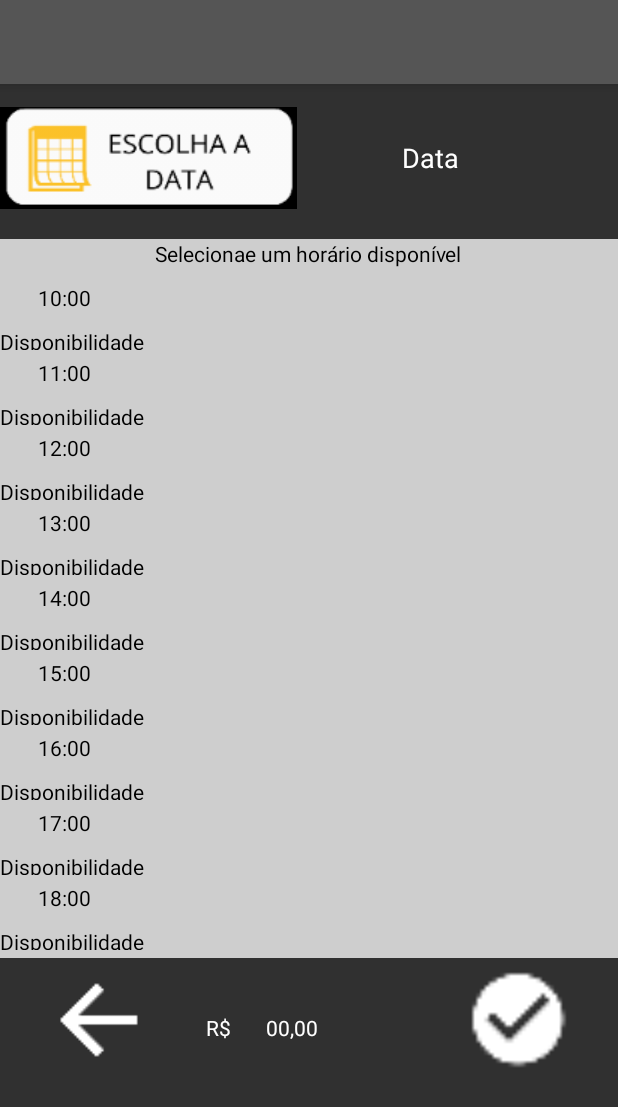
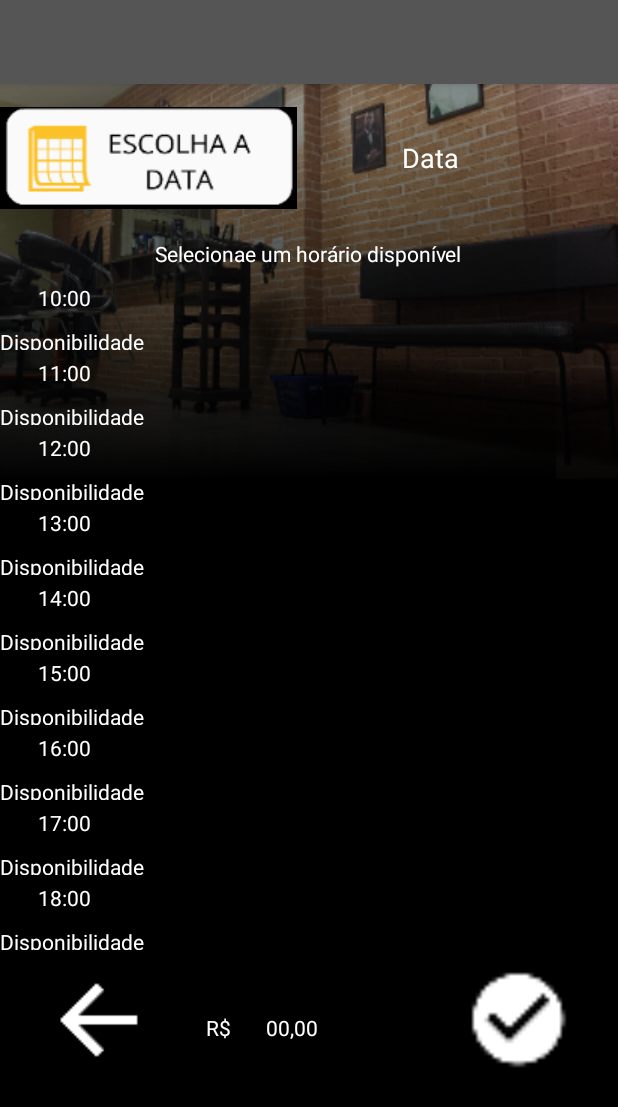
Before and after one commit to SantiagoSilvestre/BarbeirosEmGloria, an Android app: the layout activity_lista_horarios.xml on its own in the app's theme, with its tools: preview values and no code run, on a phone screen of 412 x 824 dp. Shown: the top 1107 px of the screen. Run offline under Robolectric (Android 15) with nearby library versions, the phone set to English and light mode, and no system bars.

```diff
--- a/app/src/main/AndroidManifest.xml
+++ b/app/src/main/AndroidManifest.xml
@@ -16,7 +16,7 @@
         android:roundIcon="@mipmap/ic_launcher_round"
         android:supportsRtl="true"
         android:theme="@style/AppTheme">
-        <activity android:name=".activity.MeusAgendamentos"></activity>
+        <activity android:name=".activity.MeusAgendamentos" />
         <activity android:name=".activity.Promocoes" />
         <activity android:name=".activity.MainActivity">
             <intent-filter>
--- a/app/src/main/java/com/babeirosemgloria/barbergloria/activity/ListaHorarios.java
+++ b/app/src/main/java/com/babeirosemgloria/barbergloria/activity/ListaHorarios.java
@@ -501,7 +501,7 @@ public class ListaHorarios extends AppCompatActivity {
 
         DatabaseReference refereciaFirebase = ConfiguracaoFirebase.getFirebase();
         refereciaFirebase.child("Agendamentos").child(preferencias.getIdentificador())
-        .child(preferencias.getIdentificadorTel()).setValue(ag);
+        .child(preferencias.getHora()).setValue(ag);
 
 
 
--- a/app/src/main/java/com/babeirosemgloria/barbergloria/adapter/AgendamentoAdapter.java
+++ b/app/src/main/java/com/babeirosemgloria/barbergloria/adapter/AgendamentoAdapter.java
@@ -42,12 +42,14 @@ public class AgendamentoAdapter extends ArrayAdapter<Agendamentos> {
             TextView data = (TextView) view.findViewById(R.id.tv_data);
             TextView hora = (TextView) view.findViewById(R.id.tv_hora);
             TextView total = (TextView) view.findViewById(R.id.tv_total);
+            TextView barbeiro = (TextView) view.findViewById(R.id.tv_barbeiro);
 
             Agendamentos ag = agendamentos.get(position);
 
             data.setText(ag.getData());
             hora.setText(ag.getHora());
             total.setText(ag.getTotal());
+            barbeiro.setText(ag.getBarbaeiro());
         }
 
         return view;
--- a/app/src/main/res/layout/activity_lista_horarios.xml
+++ b/app/src/main/res/layout/activity_lista_horarios.xml
@@ -5,6 +5,7 @@
     xmlns:app="http://schemas.android.com/apk/res-auto"
     xmlns:tools="http://schemas.android.com/tools"
     android:layout_width="match_parent"
+    android:background="@mipmap/fundohome"
     android:layout_height="match_parent"
     tools:context=".activity.ListaHorarios">
 
@@ -43,15 +44,14 @@
     <LinearLayout
         android:orientation="vertical"
         android:layout_width="match_parent"
-        android:layout_height="wrap_content"
-        android:background="#cecece">
+        android:layout_height="wrap_content">
 
         <TextView
             android:id="@+id/horaDisponivel"
             android:layout_width="wrap_content"
             android:layout_height="wrap_content"
             android:text="@string/selectHour"
-            android:textColor="@color/colorPrimaryDark"
+            android:textColor="@color/colorAccent"
             android:layout_marginBottom="10dp"
             android:layout_gravity="center"/>
     </LinearLayout>
@@ -63,8 +63,7 @@
         <LinearLayout
             android:layout_width="match_parent"
             android:layout_height="match_parent"
-            android:orientation="vertical"
-            android:background="#cecece">
+            android:orientation="vertical">
 
             <LinearLayout
                 android:layout_width="match_parent"
@@ -79,7 +78,7 @@
                     android:layout_height="wrap_content"
                     android:layout_marginLeft="25dp"
                     android:text="@string/hora1"
-                    android:textColor="@color/colorPrimaryDark"/>
+                    android:textColor="@color/colorAccent"/>
                 <TextView
                     android:id="@+id/txtHora1"
                     android:layout_width="match_parent"
@@ -87,7 +86,7 @@
                     android:layout_marginTop="10dp"
                     android:layout_marginBottom="5dp"
                     android:text="Disponibilidade"
-                    android:textColor="@color/colorPrimaryDark"/>
+                    android:textColor="@color/colorAccent"/>
             </LinearLayout>
             <LinearLayout
                 android:layout_width="match_parent"
@@ -102,7 +101,7 @@
                     android:layout_height="wrap_content"
                     android:layout_marginLeft="25dp"
                     android:text="@string/hora2"
-                    android:textColor="@color/colorPrimaryDark"/>
+                    android:textColor="@color/colorAccent"/>
                 <TextView
                     android:id="@+id/txtHora2"
                     android:layout_width="match_parent"
@@ -110,7 +109,7 @@
                     android:layout_marginTop="10dp"
                     android:layout_marginBottom="5dp"
                     android:text="Disponibilidade"
-                    android:textColor="@color/colorPrimaryDark"/>
+                    android:textColor="@color/colorAccent"/>
             </LinearLayout>
             <LinearLayout
                 android:layout_width="match_parent"
@@ -125,7 +124,7 @@
                     android:layout_height="wrap_content"
                     android:layout_marginLeft="25dp"
                     android:text="@string/hora3"
-                    android:textColor="@color/colorPrimaryDark"/>
+                    android:textColor="@color/colorAccent"/>
                 <TextView
                     android:id="@+id/txtHora3"
                     android:layout_width="match_parent"
@@ -133,7 +132,7 @@
                     android:layout_marginTop="10dp"
                     android:layout_marginBottom="5dp"
                     android:text="Disponibilidade"
-                    android:textColor="@color/colorPrimaryDark"/>
+                    android:textColor="@color/colorAccent"/>
             </LinearLayout>
             <LinearLayout
                 android:layout_width="match_parent"
@@ -148,7 +147,7 @@
                     android:layout_height="wrap_content"
                     android:layout_marginLeft="25dp"
                     android:text="@string/hora4"
-                    android:textColor="@color/colorPrimaryDark"/>
+                    android:textColor="@color/colorAccent"/>
                 <TextView
                     android:id="@+id/txtHora4"
                     android:layout_width="match_parent"
@@ -156,7 +155,7 @@
                     android:layout_marginTop="10dp"
                     android:layout_marginBottom="5dp"
                     android:text="Disponibilidade"
-                    android:textColor="@color/colorPrimaryDark"/>
+                    android:textColor="@color/colorAccent"/>
             </LinearLayout>
             <LinearLayout
                 android:layout_width="match_parent"
@@ -171,7 +170,7 @@
                     android:layout_height="wrap_content"
                     android:layout_marginLeft="25dp"
                     android:text="@string/hora5"
-                    android:textColor="@color/colorPrimaryDark"/>
+                    android:textColor="@color/colorAccent"/>
                 <TextView
                     android:id="@+id/txtHora5"
                     android:layout_width="match_parent"
@@ -179,7 +178,7 @@
                     android:layout_marginTop="10dp"
                     android:layout_marginBottom="5dp"
                     android:text="Disponibilidade"
-                    android:textColor="@color/colorPrimaryDark"/>
+                    android:textColor="@color/colorAccent"/>
             </LinearLayout>
             <LinearLayout
                 android:layout_width="match_parent"
@@ -194,7 +193,7 @@
                     android:layout_height="wrap_content"
                     android:layout_marginLeft="25dp"
                     android:text="@string/hora6"
-                    android:textColor="@color/colorPrimaryDark"/>
+                    android:textColor="@color/colorAccent"/>
                 <TextView
                     android:id="@+id/txtHora6"
                     android:layout_width="match_parent"
@@ -202,7 +201,7 @@
                     android:layout_marginTop="10dp"
                     android:layout_marginBottom="5dp"
                     android:text="Disponibilidade"
-                    android:textColor="@color/colorPrimaryDark"/>
+                    android:textColor="@color/colorAccent"/>
             </LinearLayout>
             <LinearLayout
                 android:layout_width="match_parent"
@@ -217,7 +216,7 @@
                     android:layout_height="wrap_content"
                     android:layout_marginLeft="25dp"
                     android:text="@string/hora7"
-                    android:textColor="@color/colorPrimaryDark"/>
+                    android:textColor="@color/colorAccent"/>
                 <TextView
                     android:id="@+id/txtHora7"
                     android:layout_width="match_parent"
@@ -225,7 +224,7 @@
                     android:layout_marginTop="10dp"
                     android:layout_marginBottom="5dp"
                     android:text="Disponibilidade"
-                    android:textColor="@color/colorPrimaryDark"/>
+                    android:textColor="@color/colorAccent"/>
             </LinearLayout>
             <LinearLayout
                 android:layout_width="match_parent"
@@ -240,7 +239,7 @@
                     android:layout_height="wrap_content"
                     android:layout_marginLeft="25dp"
                     android:text="@string/hora8"
-                    android:textColor="@color/colorPrimaryDark"/>
+                    android:textColor="@color/colorAccent"/>
                 <TextView
                     android:id="@+id/txtHora8"
                     android:layout_width="match_parent"
@@ -248,7 +247,7 @@
                     android:layout_marginTop="10dp"
                     android:layout_marginBottom="5dp"
                     android:text="Disponibilidade"
-                    android:textColor="@color/colorPrimaryDark"/>
+                    android:textColor="@color/colorAccent"/>
             </LinearLayout>
             <LinearLayout
                 android:layout_width="match_parent"
@@ -263,7 +262,7 @@
                     android:layout_height="wrap_content"
                     android:layout_marginLeft="25dp"
                     android:text="@string/hora9"
-                    android:textColor="@color/colorPrimaryDark"/>
+                    android:textColor="@color/colorAccent"/>
                 <TextView
                     android:id="@+id/txtHora9"
                     android:layout_width="match_parent"
@@ -271,7 +270,7 @@
                     android:layout_marginTop="10dp"
                     android:layout_marginBottom="5dp"
                     android:text="Disponibilidade"
-                    android:textColor="@color/colorPrimaryDark"/>
+                    android:textColor="@color/colorAccent"/>
             </LinearLayout>
 
 
```
Also changed, not shown: app/src/main/java/com/babeirosemgloria/barbergloria/activity/Barbeiros.java (+47 -0 lines), app/src/main/java/com/babeirosemgloria/barbergloria/activity/MeusAgendamentos.java (+48 -0 lines), app/src/main/res/layout/activity_meus_agendamentos.xml (+8 -2 lines), app/src/main/res/layout/lista_agendamento.xml (+69 -25 lines).
